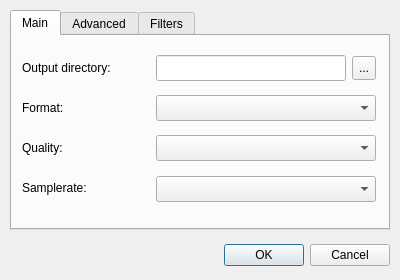
First picture: the form in src/settingsdialog.ui, repository Bleuzen/FFaudioConverter, before the edit.
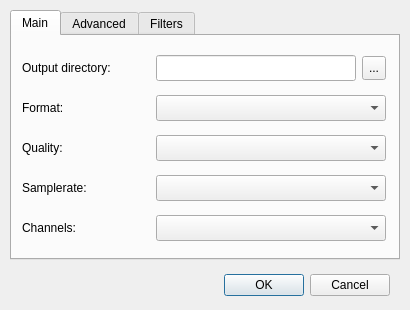
Second picture: the form after the edit.

Commit message: add channels option and other improvements

What changed in the file:
```diff
--- a/src/settingsdialog.ui
+++ b/src/settingsdialog.ui
@@ -6,8 +6,8 @@
    <rect>
     <x>0</x>
     <y>0</y>
-    <width>400</width>
-    <height>280</height>
+    <width>410</width>
+    <height>310</height>
    </rect>
   </property>
   <property name="windowTitle">
@@ -17,7 +17,7 @@
    <property name="geometry">
     <rect>
      <x>10</x>
-     <y>240</y>
+     <y>270</y>
      <width>380</width>
      <height>30</height>
     </rect>
@@ -34,8 +34,8 @@
     <rect>
      <x>10</x>
      <y>10</y>
-     <width>380</width>
-     <height>220</height>
+     <width>390</width>
+     <height>250</height>
     </rect>
    </property>
    <property name="currentIndex">
@@ -63,7 +63,7 @@
       <rect>
        <x>144</x>
        <y>19</y>
-       <width>190</width>
+       <width>200</width>
        <height>26</height>
       </rect>
      </property>
@@ -86,7 +86,7 @@
       <rect>
        <x>144</x>
        <y>59</y>
-       <width>220</width>
+       <width>230</width>
        <height>26</height>
       </rect>
      </property>
@@ -109,7 +109,7 @@
       <rect>
        <x>144</x>
        <y>99</y>
-       <width>220</width>
+       <width>230</width>
        <height>26</height>
       </rect>
      </property>
@@ -118,8 +118,8 @@
      <property name="geometry">
       <rect>
        <x>144</x>
-       <y>140</y>
-       <width>220</width>
+       <y>139</y>
+       <width>230</width>
        <height>26</height>
       </rect>
      </property>
@@ -127,7 +127,7 @@
     <widget class="QToolButton" name="toolButton_SelectOutputDirectory">
      <property name="geometry">
       <rect>
-       <x>340</x>
+       <x>350</x>
        <y>20</y>
        <width>24</width>
        <height>24</height>
@@ -150,6 +150,29 @@
       <string>Samplerate:</string>
      </property>
     </widget>
+    <widget class="QLabel" name="label_8">
+     <property name="geometry">
+      <rect>
+       <x>10</x>
+       <y>180</y>
+       <width>130</width>
+       <height>24</height>
+      </rect>
+     </property>
+     <property name="text">
+      <string>Channels:</string>
+     </property>
+    </widget>
+    <widget class="QComboBox" name="comboBox_OutputChannelCount">
+     <property name="geometry">
+      <rect>
+       <x>144</x>
+       <y>179</y>
+       <width>230</width>
+       <height>26</height>
+      </rect>
+     </property>
+    </widget>
    </widget>
    <widget class="QWidget" name="tab_Advanced">
     <attribute name="title">
```
Left out of the diff: 28 changed lines with no effect on the pictures. The commit also changes 3 other files.
